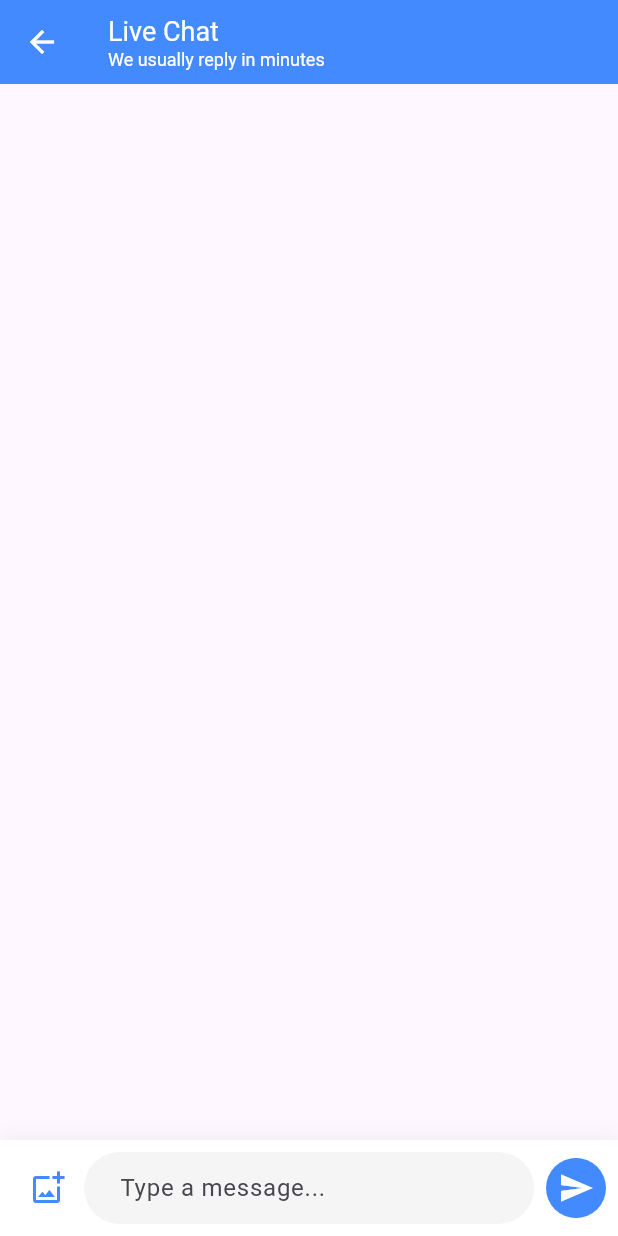
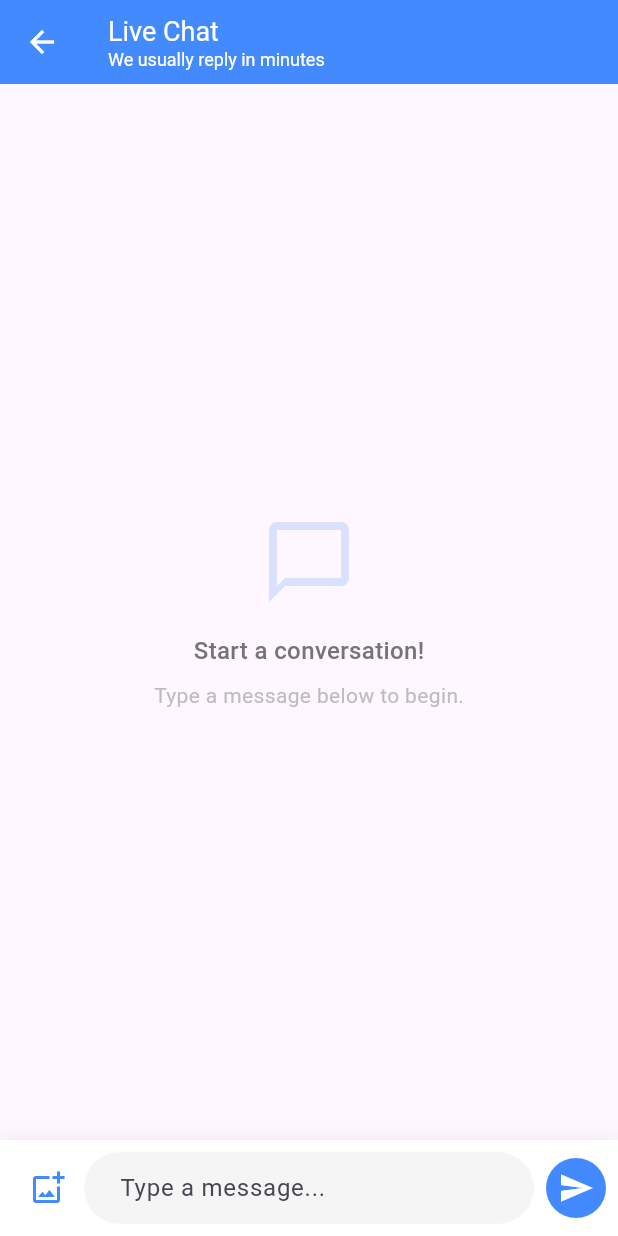
Before and after one commit to Hassan247/talq_flutter, a Flutter app: the screen it shows after launch, after a tap on the "chat bubble" icon, on a phone screen of 412 x 824 dp. Run offline on Flutter 3.47's test engine with Material 3 defaults, Android fonts, the phone set to English and light mode, and no system bars; our stand-ins replace device_info_plus, file_picker, flutter_secure_storage, graphql_flutter, image_picker; network calls fail.

Commit message:
feat: add session reset button and improve chat continuation UX

```diff
--- a/example/lib/main.dart
+++ b/example/lib/main.dart
@@ -57,8 +57,35 @@ class _MyHomePageState extends State<MyHomePage> {
   Widget build(BuildContext context) {
     return Scaffold(
       appBar: AppBar(title: const Text('My App')),
-      body: const Center(
-        child: Text('Click the chat button below to start talking!'),
+      body: Center(
+        child: Column(
+          mainAxisAlignment: MainAxisAlignment.center,
+          children: [
+            const Text('Click the chat button below to start talking!'),
+            const SizedBox(height: 20),
+            ElevatedButton(
+              onPressed: () async {
+                final controller = context.read<LivechatController>();
+                await controller.resetSession();
+                // Re-initialize to register as a new user
+                await controller.initialize(
+                  name:
+                      'New User ${DateTime.now().millisecondsSinceEpoch % 1000}',
+                  email:
+                      'user${DateTime.now().millisecondsSinceEpoch % 1000}@example.com',
+                );
+                if (mounted) {
+                  ScaffoldMessenger.of(context).showSnackBar(
+                    const SnackBar(
+                      content: Text('Session Reset! New identity created.'),
+                    ),
+                  );
+                }
+              },
+              child: const Text('Reset Session'),
+            ),
+          ],
+        ),
       ),
       // 3. Drop in the FAB
       floatingActionButton: const LivechatFAB(),
--- a/lib/src/widgets/chat_view.dart
+++ b/lib/src/widgets/chat_view.dart
@@ -79,7 +79,37 @@ class _LivechatViewState extends State<LivechatView> {
               Column(
                 children: [
                   Expanded(
-                    child: ListView.builder(
+                    child: controller.messages.isEmpty
+                        ? Center(
+                            child: Column(
+                              mainAxisAlignment: MainAxisAlignment.center,
+                              children: [
+                                Icon(
+                                  Icons.chat_bubble_outline,
+                                  size: 64,
+                                  color: widget.primaryColor.withOpacity(0.2),
+                                ),
+                                const SizedBox(height: 16),
+                                Text(
+                                  'Start a conversation!',
+                                  style: TextStyle(
+                                    color: Colors.grey[600],
+                                    fontSize: 16,
+                                    fontWeight: FontWeight.w500,
+                                  ),
+                                ),
+                                const SizedBox(height: 8),
+                                Text(
+                                  'Type a message below to begin.',
+                                  style: TextStyle(
+                                    color: Colors.grey[400],
+                                    fontSize: 14,
+                                  ),
+                                ),
+                              ],
+                            ),
+                          )
+                        : ListView.builder(
                             controller: _scrollController,
                             padding: const EdgeInsets.all(16),
                             itemCount: controller.messages.length,
@@ -111,24 +141,36 @@ class _LivechatViewState extends State<LivechatView> {
                         ],
                       ),
                     ),
-                  if (controller.roomStatus != RoomStatus.resolved)
                   _buildInputArea(controller),
                   if (controller.roomStatus == RoomStatus.resolved)
                     Container(
+                      width: double.infinity,
                       padding: const EdgeInsets.symmetric(
-                        vertical: 20,
+                        vertical: 12,
                         horizontal: 24,
                       ),
-                      color: Colors.grey[50],
+                      color: Colors.amber[50],
                       child: SafeArea(
-                        child: Center(
-                          child: Text(
-                            'This conversation has been resolved.',
+                        child: Column(
+                          mainAxisSize: MainAxisSize.min,
+                          children: [
+                            Text(
+                              'This conversation was marked as resolved.',
                               style: TextStyle(
-                              color: Colors.grey[600],
+                                color: Colors.amber[900],
+                                fontSize: 13,
                                 fontWeight: FontWeight.w500,
                               ),
                             ),
+                            const SizedBox(height: 4),
+                            Text(
+                              'Sending a new message will reopen it.',
+                              style: TextStyle(
+                                color: Colors.amber[800],
+                                fontSize: 11,
+                              ),
+                            ),
+                          ],
                         ),
                       ),
                     ),
```
Also changed, not shown: lib/src/core/auth_manager.dart (+8 -1 lines), lib/src/state/livechat_controller.dart (+14 -0 lines). Lines whose indentation alone changed are shown as unchanged.
